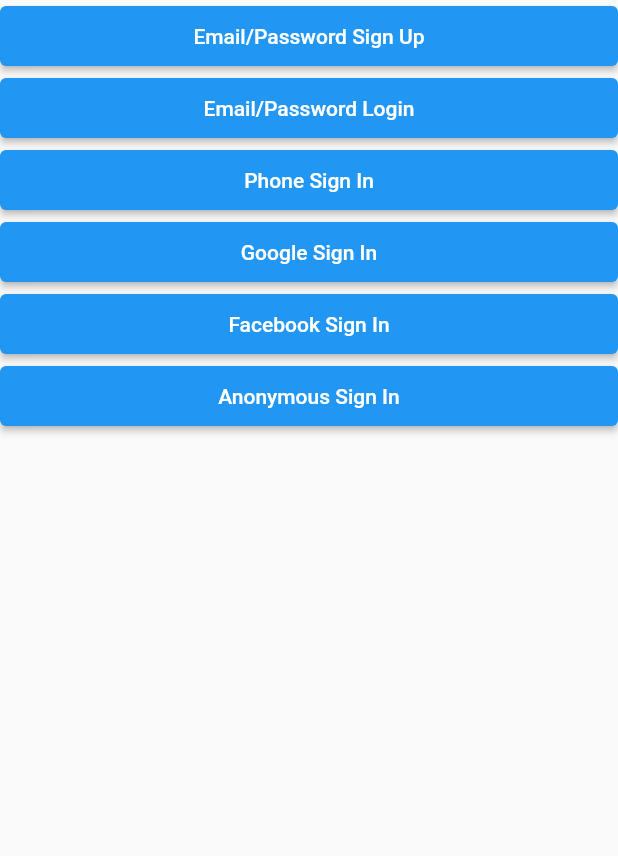
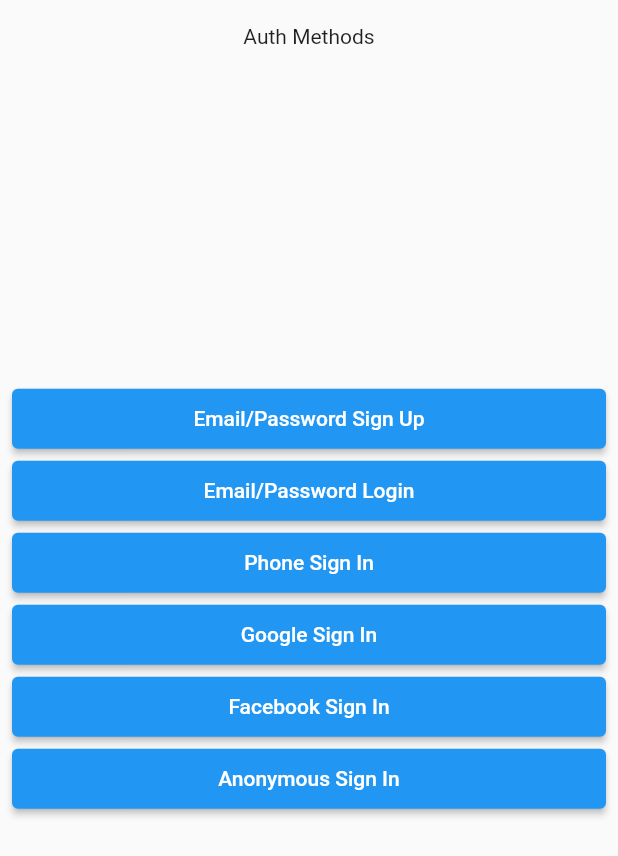
Before and after one commit to Muhammadtawil/firebase-flutter-auth, a Flutter app: the screen it shows after launch, on a phone screen of 412 x 824 dp. Shown: the top 856 px of the screen. Run offline on Flutter 3.47's test engine with Material 2 defaults, Android fonts, the phone set to English and light mode, and no system bars.

Commit message:
add login screen

```diff
--- a/authmethods/lib/main.dart
+++ b/authmethods/lib/main.dart
@@ -14,6 +14,7 @@
   @override
   Widget build(BuildContext context) {
     return MaterialApp(
+      debugShowCheckedModeBanner: false,
       title: 'Flutter Demo',
       theme: ThemeData(
         primarySwatch: Colors.blue,
--- a/authmethods/lib/screens/login_screen.dart
+++ b/authmethods/lib/screens/login_screen.dart
@@ -17,8 +17,17 @@
   Widget build(BuildContext context) {
     return Scaffold(
       body: SafeArea(
+        child: Padding(
+          padding: const EdgeInsets.all(8.0),
           child: Column(
             children: [
+              SizedBox(
+                height: MediaQuery.of(context).size.height * 0.3,
+                child: const Padding(
+                  padding: EdgeInsets.all(8.0),
+                  child: Text('Auth Methods'),
+                ),
+              ),
               CustomButton(
                 onTap: () {
                   Navigator.pushNamed(context, EmailPasswordSignup.routeName);
@@ -51,6 +60,7 @@
             ],
           ),
         ),
+      ),
     );
   }
 }
```
Lines whose indentation alone changed are shown as unchanged.
